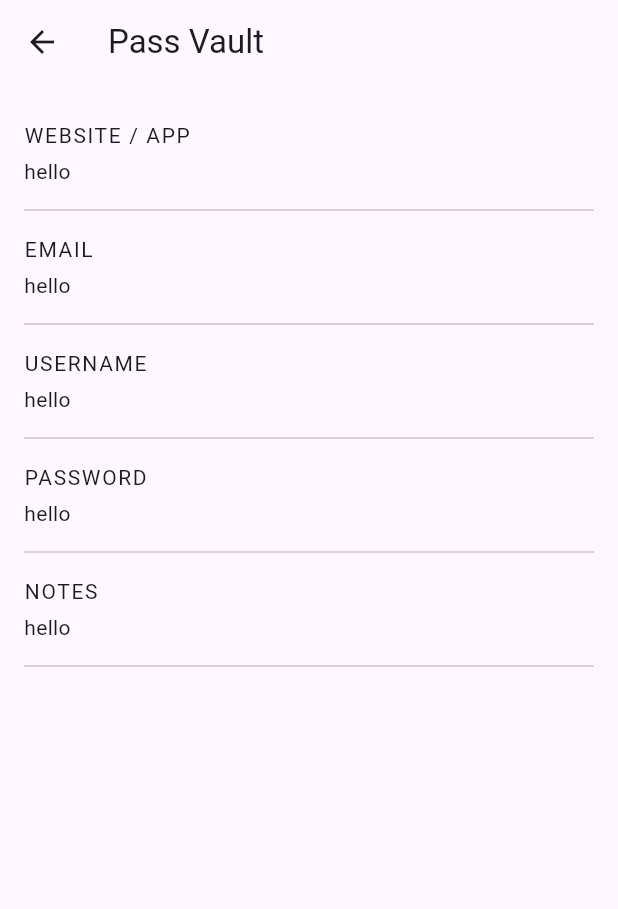
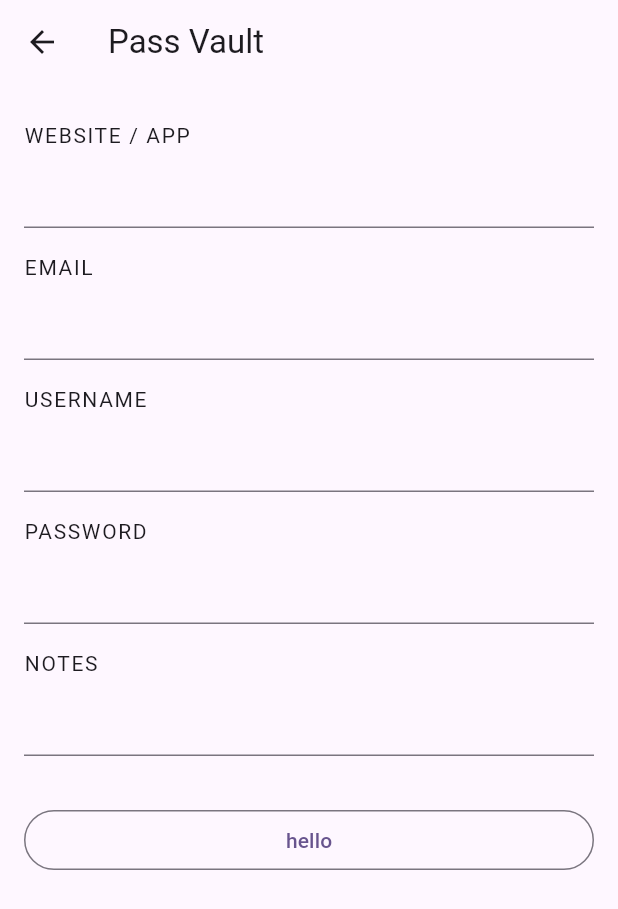
Before and after one commit to er-lo/password_manager, a Flutter app: the screen it shows after launch, after a tap on the "add" icon, on a phone screen of 412 x 824 dp. Shown: the top 909 px of the screen. Run offline on Flutter 3.47's test engine with Material 3 defaults, Android fonts, the phone set to English and light mode, and no system bars; our stand-ins replace isar; accounts and stored records are empty; generated files the repository leaves out were written again.

Commit message:
Updated and added text fields to new password page

```diff
--- a/lib/screens/home_screen.dart
+++ b/lib/screens/home_screen.dart
@@ -21,13 +21,6 @@ class _HomePageState extends State<HomePage> {
     readPasswords();
   }
 
-  //text controller
-  final emailController = TextEditingController();
-  final userNameController = TextEditingController();
-  final passwordController = TextEditingController();
-  final noteController = TextEditingController();
-  final websiteController = TextEditingController();
-
   void readPasswords() {
     context.read<PasswordDatabase>().fetchPasswords();
   }
@@ -39,10 +32,8 @@ class _HomePageState extends State<HomePage> {
 
     return Scaffold(
       appBar: AppBar(
-        leading: IconButton(
-          onPressed: () {},
-          icon: const Icon(Icons.menu),
-        ),
+        title: const Text("Pass Vault"),
+        centerTitle: false,
       ),
       floatingActionButton: FloatingActionButton(
         onPressed: () {
@@ -74,7 +65,6 @@ class _HomePageState extends State<HomePage> {
             leading: const Icon(Icons.check),
             title: Text(password.website),
             subtitle: Text(password.email),
-            trailing: const Icon(Icons.copy),
           );
 
           //         context.read<PasswordDatabase>().deletePassword(password.id);
--- a/lib/screens/new_password_screen.dart
+++ b/lib/screens/new_password_screen.dart
@@ -1,5 +1,6 @@
 import 'package:flutter/material.dart';
-import 'package:password_manager/models/password_model.dart';
+import 'package:password_manager/models/password_database.dart';
+import 'package:provider/provider.dart';
 
 class NewPasswordPage extends StatefulWidget {
   const NewPasswordPage({super.key});
@@ -9,64 +10,89 @@ class NewPasswordPage extends StatefulWidget {
 }
 
 class _NewPasswordPageState extends State<NewPasswordPage> {
+
+  final emailController = TextEditingController();
+  final userNameController = TextEditingController();
+  final passwordController = TextEditingController();
+  final noteController = TextEditingController();
+  final websiteController = TextEditingController();
+
   @override
   Widget build(BuildContext context) {
     return Scaffold(
       appBar: AppBar(
         title: const Text("Pass Vault"),
       ),
-      body: const Padding(
-        padding: EdgeInsets.all(16),
-        child: Column(
-          mainAxisAlignment: MainAxisAlignment.start,
-          crossAxisAlignment: CrossAxisAlignment.start,
+      body: Padding(
+        padding: const EdgeInsets.all(16),
+        child: ListView(
           children: [
-            SizedBox(height: 8),
-            Text(
+            const SizedBox(height: 8),
+            const Text(
               "WEBSITE / APP",
               style: TextStyle(letterSpacing: 1.1),
             ),
-            SizedBox(height: 4),
-            Text("hello"),
-            SizedBox(height: 8),
-            Divider(),
-            SizedBox(height: 8),
-            Text(
+            const SizedBox(height: 4),
+            TextField(
+              controller: websiteController,
+            ),
+            const SizedBox(height: 8),
+            const SizedBox(height: 8),
+            const Text(
               "EMAIL",
               style: TextStyle(letterSpacing: 1.1),
             ),
-            SizedBox(height: 4),
-            Text("hello"),
-            SizedBox(height: 8),
-            Divider(),
-            SizedBox(height: 8),
-            Text(
+            const SizedBox(height: 4),
+            TextField(
+              controller: emailController,
+            ),
+            const SizedBox(height: 8),
+            const SizedBox(height: 8),
+            const Text(
               "USERNAME",
               style: TextStyle(letterSpacing: 1.1),
             ),
-            SizedBox(height: 4),
-            Text("hello"),
-            SizedBox(height: 8),
-            Divider(),
-            SizedBox(height: 8),
-            Text(
+            const SizedBox(height: 4),
+            TextField(
+              controller: userNameController,
+            ),
+            const SizedBox(height: 8),
+            const SizedBox(height: 8),
+            const Text(
               "PASSWORD",
               style: TextStyle(letterSpacing: 1.1),
             ),
-            SizedBox(height: 4),
-            Text("hello"),
-            SizedBox(height: 8),
-            Divider(),
-            SizedBox(height: 8),
-            Text(
+            const SizedBox(height: 4),
+            TextField(
+              controller: passwordController,
+              obscureText: true,
+            ),
+            const SizedBox(height: 8),
+            const SizedBox(height: 8),
+            const Text(
               "NOTES",
               style: TextStyle(letterSpacing: 1.1),
             ),
-            SizedBox(height: 4),
-            Text("hello"),
-            SizedBox(height: 8),
-            Divider(),
-            SizedBox(height: 8),
+            const SizedBox(height: 4),
+            TextField(
+              controller: noteController,
+            ),
+            const SizedBox(height: 8),
+            const SizedBox(height: 24),
+            OutlinedButton(onPressed: (){
+              context.read<PasswordDatabase>().addPassword(
+                  emailController.text,
+                  userNameController.text,
+                  passwordController.text,
+                  noteController.text,
+                  websiteController.text);
+              emailController.clear();
+              userNameController.clear();
+              passwordController.clear();
+              noteController.clear();
+              websiteController.clear();
+              Navigator.pop(context);
+            }, child: Text("hello"),),
           ],
         ),
       ),
```
Also changed, not shown: lib/screens/password_info_screen.dart (+44 -32 lines), 9 other files.
